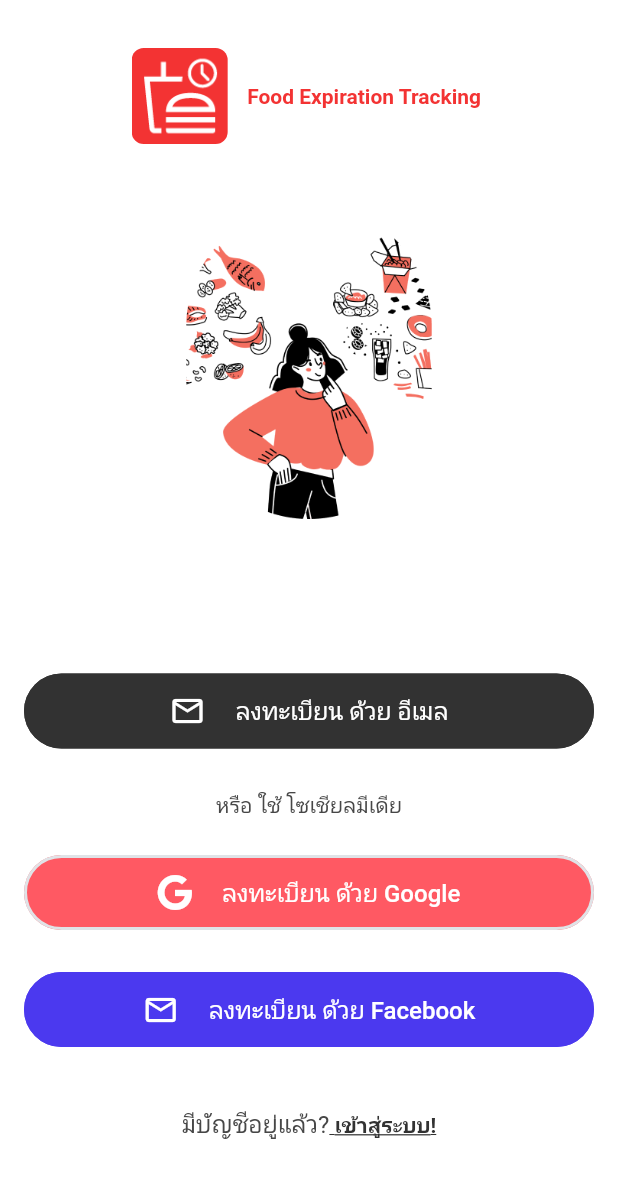
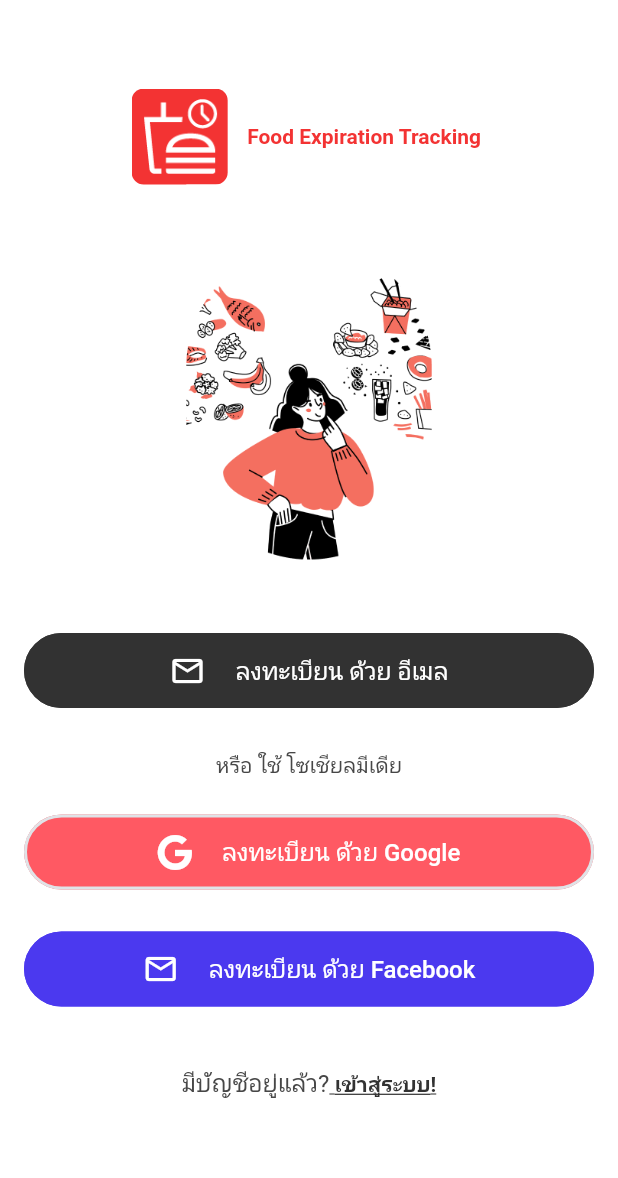
Before and after one commit to kittizz/food_expiration_app, a Flutter app: the screen it shows after launch, on a phone screen of 412 x 824 dp. Shown: the top 1178 px of the screen. Run offline on Flutter 3.47's test engine with Material 2 defaults, Android fonts, the phone set to English and light mode, and no system bars; drawn by our look-alikes of auto_size_text; our stand-ins replace cloud_firestore, cloud_functions, dropdown_button2, easy_debounce, equatable, firebase_auth and 22 more; missing offline and left inert: flutter_facebook_auth, json_path, mime_type; accounts and stored records are empty; Roboto replaces fonts that are missing (IBM Plex Sans Thai).

Commit message:
Updating to latest FlutterFlow output.

```diff
--- a/lib/unauthenticated/welcome/welcome_widget.dart
+++ b/lib/unauthenticated/welcome/welcome_widget.dart
@@ -60,10 +60,8 @@ class _WelcomeWidgetState extends State<WelcomeWidget> {
               mainAxisSize: MainAxisSize.max,
               mainAxisAlignment: MainAxisAlignment.spaceEvenly,
               children: [
-                Expanded(
-                  child: Padding(
-                    padding:
-                        EdgeInsetsDirectional.fromSTEB(0.0, 32.0, 0.0, 0.0),
+                Padding(
+                  padding: EdgeInsetsDirectional.fromSTEB(0.0, 32.0, 0.0, 0.0),
                   child: Column(
                     mainAxisSize: MainAxisSize.max,
                     mainAxisAlignment: MainAxisAlignment.start,
@@ -90,8 +88,7 @@ class _WelcomeWidgetState extends State<WelcomeWidget> {
                                   .override(
                                     fontFamily: FlutterFlowTheme.of(context)
                                         .bodyLargeFamily,
-                                      color:
-                                          FlutterFlowTheme.of(context).red400,
+                                    color: FlutterFlowTheme.of(context).red400,
                                     fontWeight: FontWeight.w600,
                                     useGoogleFonts: GoogleFonts.asMap()
                                         .containsKey(
@@ -105,8 +102,8 @@ class _WelcomeWidgetState extends State<WelcomeWidget> {
                       Container(
                         height: 250.0,
                         decoration: BoxDecoration(
-                            color: FlutterFlowTheme.of(context)
-                                .secondaryBackground,
+                          color:
+                              FlutterFlowTheme.of(context).secondaryBackground,
                           shape: BoxShape.rectangle,
                         ),
                         child: Padding(
@@ -125,11 +122,8 @@ class _WelcomeWidgetState extends State<WelcomeWidget> {
                     ],
                   ),
                 ),
-                ),
-                Expanded(
-                  child: Padding(
-                    padding:
-                        EdgeInsetsDirectional.fromSTEB(0.0, 10.0, 0.0, 0.0),
+                Padding(
+                  padding: EdgeInsetsDirectional.fromSTEB(0.0, 10.0, 0.0, 0.0),
                   child: Column(
                     mainAxisSize: MainAxisSize.max,
                     mainAxisAlignment: MainAxisAlignment.end,
@@ -161,8 +155,7 @@ class _WelcomeWidgetState extends State<WelcomeWidget> {
                                 .override(
                                   fontFamily: 'IBM Plex Sans Thai',
                                   useGoogleFonts: GoogleFonts.asMap()
-                                        .containsKey(
-                                            FlutterFlowTheme.of(context)
+                                      .containsKey(FlutterFlowTheme.of(context)
                                           .titleSmallFamily),
                                 ),
                             elevation: 0.0,
@@ -216,8 +209,7 @@ class _WelcomeWidgetState extends State<WelcomeWidget> {
                                 .override(
                                   fontFamily: 'IBM Plex Sans Thai',
                                   useGoogleFonts: GoogleFonts.asMap()
-                                        .containsKey(
-                                            FlutterFlowTheme.of(context)
+                                      .containsKey(FlutterFlowTheme.of(context)
                                           .titleSmallFamily),
                                 ),
                             elevation: 0.0,
@@ -263,8 +255,7 @@ class _WelcomeWidgetState extends State<WelcomeWidget> {
                                 .override(
                                   fontFamily: 'IBM Plex Sans Thai',
                                   useGoogleFonts: GoogleFonts.asMap()
-                                        .containsKey(
-                                            FlutterFlowTheme.of(context)
+                                      .containsKey(FlutterFlowTheme.of(context)
                                           .titleSmallFamily),
                                 ),
                             elevation: 0.0,
@@ -301,8 +292,7 @@ class _WelcomeWidgetState extends State<WelcomeWidget> {
                                   style: FlutterFlowTheme.of(context)
                                       .bodyLarge
                                       .override(
-                                          fontFamily:
-                                              FlutterFlowTheme.of(context)
+                                        fontFamily: FlutterFlowTheme.of(context)
                                             .bodyLargeFamily,
                                         fontWeight: FontWeight.bold,
                                         decoration: TextDecoration.underline,
@@ -321,7 +311,6 @@ class _WelcomeWidgetState extends State<WelcomeWidget> {
                     ],
                   ),
                 ),
-                ),
               ],
             ),
           ),
```
Lines whose indentation alone changed are shown as unchanged.
